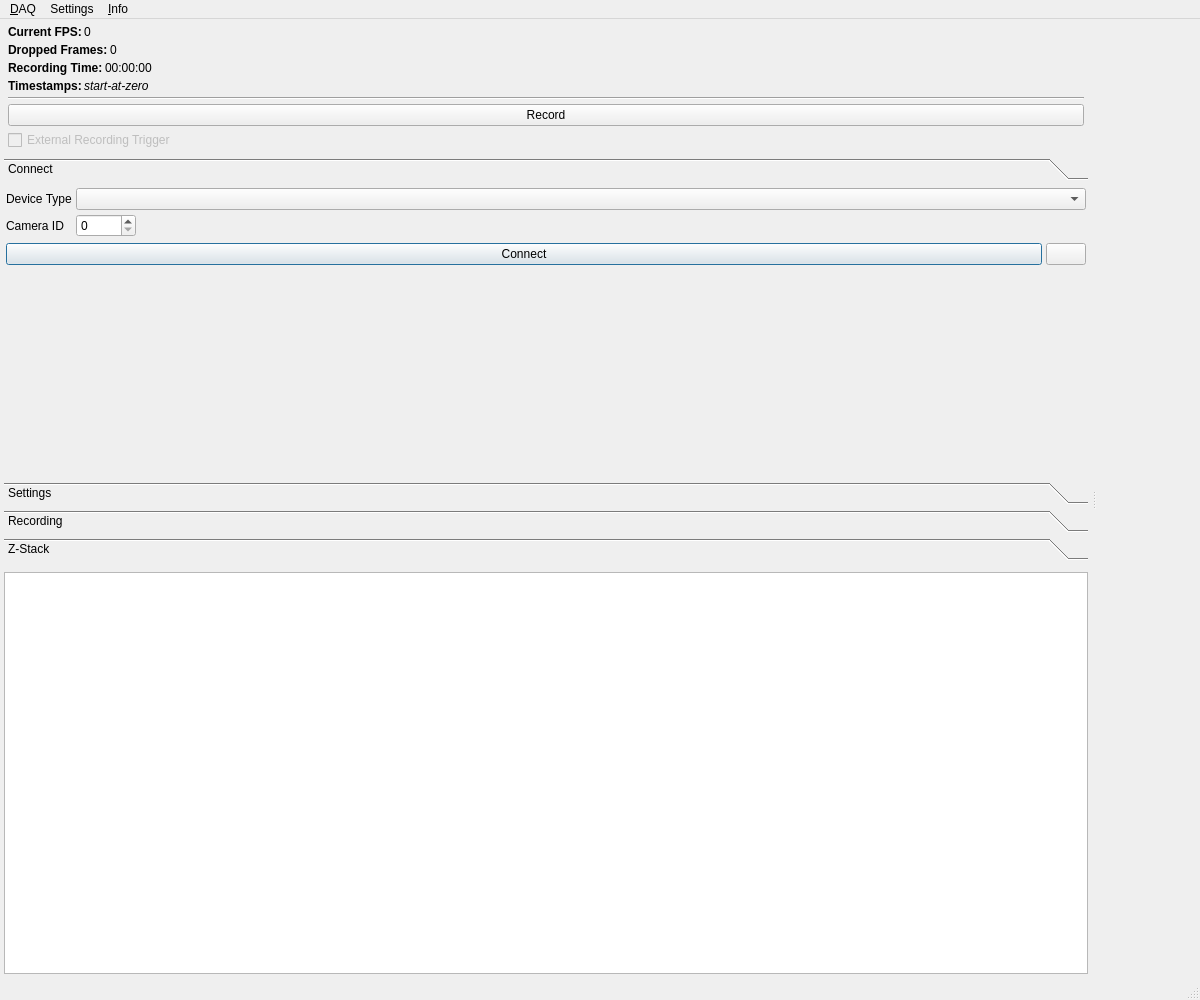
First picture: the form in src/mainwindow.ui, repository bothlab/pomidaq, before the edit.
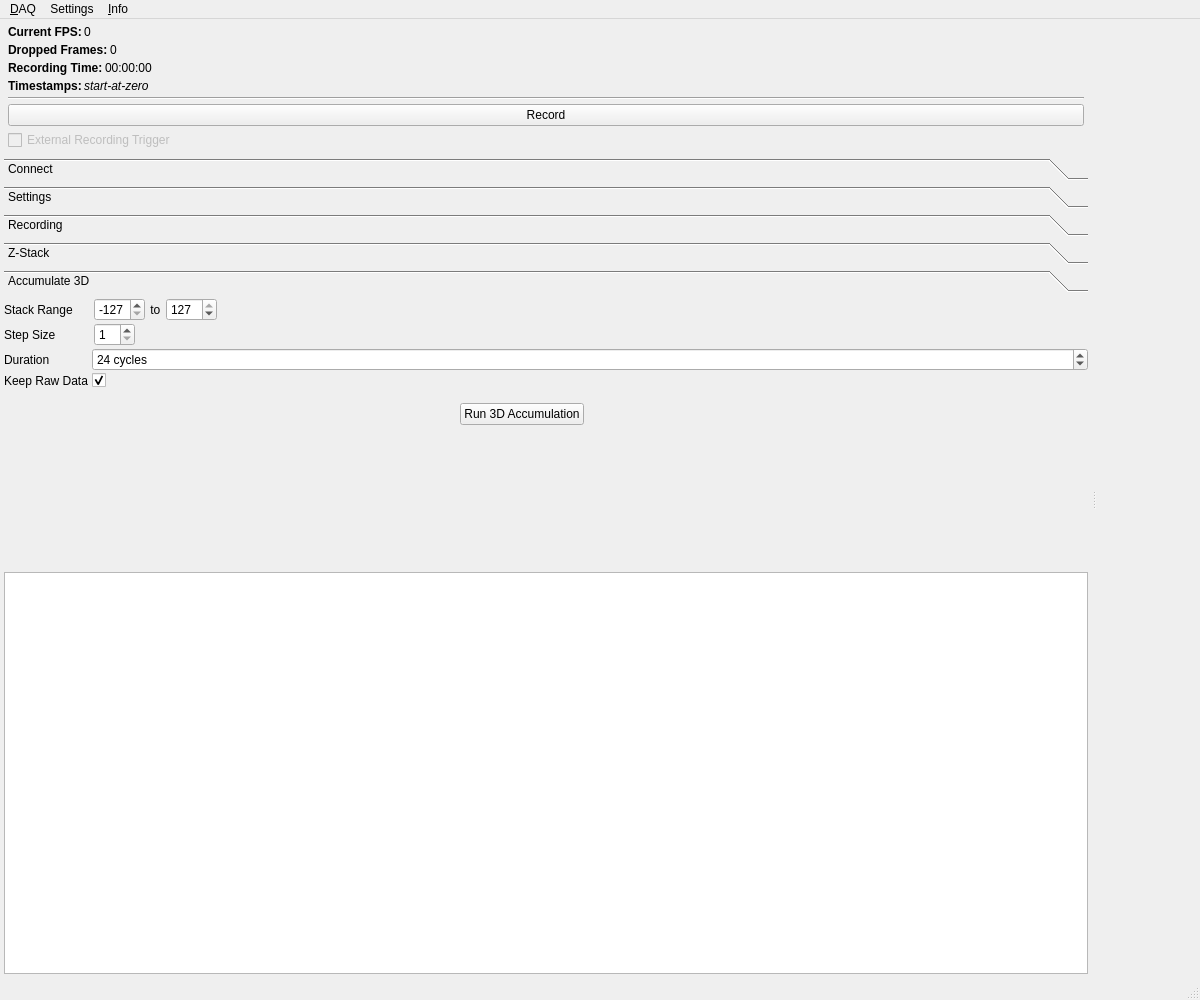
Second picture: the form after the edit. Icons and pictures are not drawn. Custom widgets are drawn as their Qt base class.

Commit message: Add experimental 3D stack accumulation function

```diff
--- a/src/mainwindow.ui
+++ b/src/mainwindow.ui
@@ -326,7 +326,7 @@
            </sizepolicy>
           </property>
           <property name="currentIndex">
-           <number>0</number>
+           <number>4</number>
           </property>
           <widget class="QWidget" name="pageConnect">
            <property name="geometry">
@@ -334,7 +334,7 @@
              <x>0</x>
              <y>0</y>
              <width>1084</width>
-             <height>268</height>
+             <height>237</height>
             </rect>
            </property>
            <attribute name="label">
@@ -1296,6 +1296,257 @@
             </item>
            </layout>
           </widget>
+          <widget class="QWidget" name="pageAccu3D">
+           <property name="geometry">
+            <rect>
+             <x>0</x>
+             <y>0</y>
+             <width>1084</width>
+             <height>237</height>
+            </rect>
+           </property>
+           <attribute name="label">
+            <string>Accumulate 3D</string>
+           </attribute>
+           <layout class="QVBoxLayout" name="verticalLayout_9">
+            <property name="spacing">
+             <number>4</number>
+            </property>
+            <property name="leftMargin">
+             <number>0</number>
+            </property>
+            <property name="topMargin">
+             <number>0</number>
+            </property>
+            <property name="rightMargin">
+             <number>0</number>
+            </property>
+            <property name="bottomMargin">
+             <number>0</number>
+            </property>
+            <item>
+             <layout class="QFormLayout" name="formLayout_5">
+              <property name="horizontalSpacing">
+               <number>4</number>
+              </property>
+              <property name="verticalSpacing">
+               <number>2</number>
+              </property>
+              <item row="0" column="0">
+               <widget class="QLabel" name="stackRangeLabel_2">
+                <property name="text">
+                 <string>Stack Range</string>
+                </property>
+               </widget>
+              </item>
+              <item row="0" column="1">
+               <widget class="QWidget" name="displayMinMaxWidget_3" native="true">
+                <layout class="QHBoxLayout" name="horizontalLayout_16">
+                 <property name="spacing">
+                  <number>2</number>
+                 </property>
+                 <property name="leftMargin">
+                  <number>2</number>
+                 </property>
+                 <property name="topMargin">
+                  <number>0</number>
+                 </property>
+                 <property name="bottomMargin">
+                  <number>0</number>
+                 </property>
+                 <item>
+                  <widget class="QSpinBox" name="sbA3DStackFrom">
+                   <property name="toolTip">
+                    <string>Minimum grayscale pixel value</string>
+                   </property>
+                   <property name="minimum">
+                    <number>-127</number>
+                   </property>
+                   <property name="maximum">
+                    <number>127</number>
+                   </property>
+                   <property name="value">
+                    <number>-127</number>
+                   </property>
+                  </widget>
+                 </item>
+                 <item>
+                  <widget class="QLabel" name="label_6">
+                   <property name="text">
+                    <string> to </string>
+                   </property>
+                  </widget>
+                 </item>
+                 <item>
+                  <widget class="QSpinBox" name="sbA3DStackTo">
+                   <property name="toolTip">
+                    <string>Maximum grayscale pixel value</string>
+                   </property>
+                   <property name="minimum">
+                    <number>-127</number>
+                   </property>
+                   <property name="maximum">
+                    <number>127</number>
+                   </property>
+                   <property name="value">
+                    <number>127</number>
+                   </property>
+                  </widget>
+                 </item>
+                 <item>
+                  <spacer name="horizontalSpacer_5">
+                   <property name="orientation">
+                    <enum>Qt::Horizontal</enum>
+                   </property>
+                   <property name="sizeHint" stdset="0">
+                    <size>
+                     <width>40</width>
+                     <height>20</height>
+                    </size>
+                   </property>
+                  </spacer>
+                 </item>
+                </layout>
+               </widget>
+              </item>
+              <item row="1" column="0">
+               <widget class="QLabel" name="stackStepSizeLabel_2">
+                <property name="text">
+                 <string>Step Size</string>
+                </property>
+               </widget>
+              </item>
+              <item row="1" column="1">
+               <widget class="QWidget" name="widget_13" native="true">
+                <layout class="QHBoxLayout" name="horizontalLayout_17">
+                 <property name="spacing">
+                  <number>2</number>
+                 </property>
+                 <property name="leftMargin">
+                  <number>2</number>
+                 </property>
+                 <property name="topMargin">
+                  <number>0</number>
+                 </property>
+                 <property name="bottomMargin">
+                  <number>0</number>
+                 </property>
+                 <item>
+                  <widget class="QSpinBox" name="sbA3DStackStepSize">
+                   <property name="minimum">
+                    <number>1</number>
+                   </property>
+                  </widget>
+                 </item>
+                 <item>
+                  <spacer name="horizontalSpacer_9">
+                   <property name="orientation">
+                    <enum>Qt::Horizontal</enum>
+                   </property>
+                   <property name="sizeHint" stdset="0">
+                    <size>
+                     <width>969</width>
+                     <height>20</height>
+                    </size>
+                   </property>
+                  </spacer>
+                 </item>
+                </layout>
+               </widget>
+              </item>
+              <item row="2" column="0">
+               <widget class="QLabel" name="durationLabel">
+                <property name="text">
+                 <string>Duration</string>
+                </property>
+               </widget>
+              </item>
+              <item row="2" column="1">
+               <widget class="QSpinBox" name="sbA3DCyclesDuration">
+                <property name="suffix">
+                 <string> cycles</string>
+                </property>
+                <property name="minimum">
+                 <number>2</number>
+                </property>
+                <property name="maximum">
+                 <number>400</number>
+                </property>
+                <property name="value">
+                 <number>24</number>
+                </property>
+               </widget>
+              </item>
+              <item row="3" column="0">
+               <widget class="QLabel" name="keepRawDataLabel">
+                <property name="text">
+                 <string>Keep Raw Data</string>
+                </property>
+               </widget>
+              </item>
+              <item row="3" column="1">
+               <widget class="QCheckBox" name="cbA3DKeepRaw">
+                <property name="checked">
+                 <bool>true</bool>
+                </property>
+               </widget>
+              </item>
+             </layout>
+            </item>
+            <item>
+             <widget class="QWidget" name="widget_14" native="true">
+              <layout class="QHBoxLayout" name="horizontalLayout_18">
+               <item>
+                <spacer name="horizontalSpacer_10">
+                 <property name="orientation">
+                  <enum>Qt::Horizontal</enum>
+                 </property>
+                 <property name="sizeHint" stdset="0">
+                  <size>
+                   <width>40</width>
+                   <height>20</height>
+                  </size>
+                 </property>
+                </spacer>
+               </item>
+               <item>
+                <widget class="QPushButton" name="btnAcquireAccu3D">
+                 <property name="text">
+                  <string>Run 3D Accumulation</string>
+                 </property>
+                </widget>
+               </item>
+               <item>
+                <spacer name="horizontalSpacer_11">
+                 <property name="orientation">
+                  <enum>Qt::Horizontal</enum>
+                 </property>
+                 <property name="sizeHint" stdset="0">
+                  <size>
+                   <width>493</width>
+                   <height>20</height>
+                  </size>
+                 </property>
+                </spacer>
+               </item>
+              </layout>
+             </widget>
+            </item>
+            <item>
+             <spacer name="verticalSpacer_4">
+              <property name="orientation">
+               <enum>Qt::Vertical</enum>
+              </property>
+              <property name="sizeHint" stdset="0">
+               <size>
+                <width>20</width>
+                <height>101</height>
+               </size>
+              </property>
+             </spacer>
+            </item>
+           </layout>
+          </widget>
          </widget>
         </item>
         <item>
```
Left out of the diff: 6 changed lines with no effect on the pictures. The commit also changes 6 other files.
